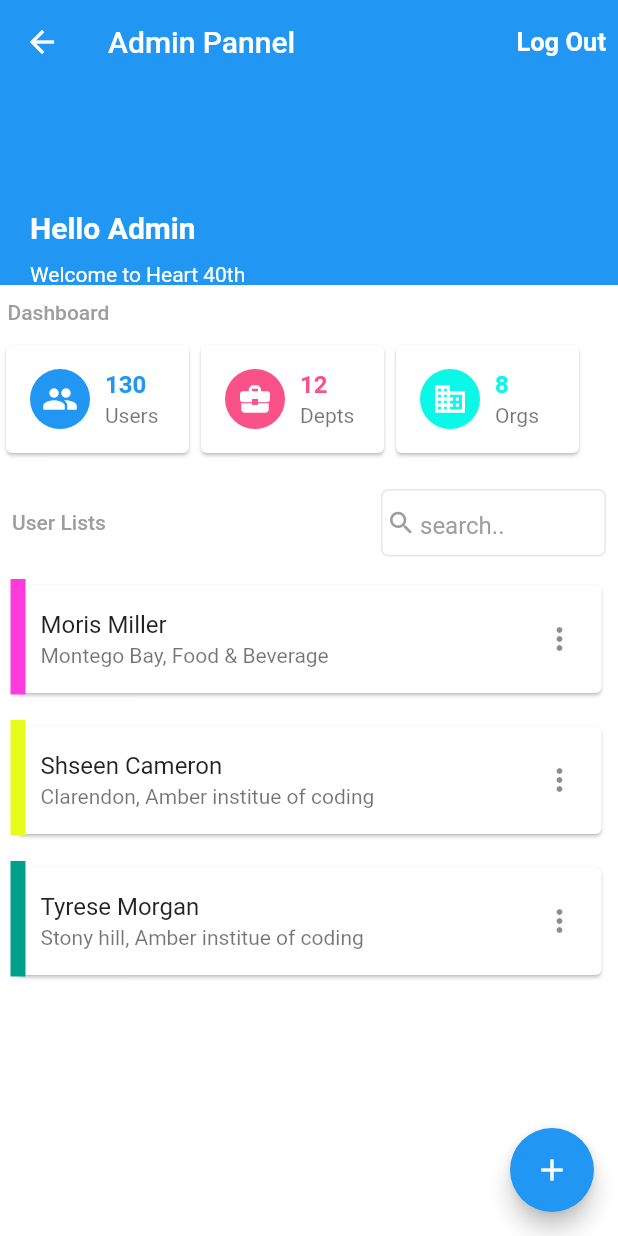
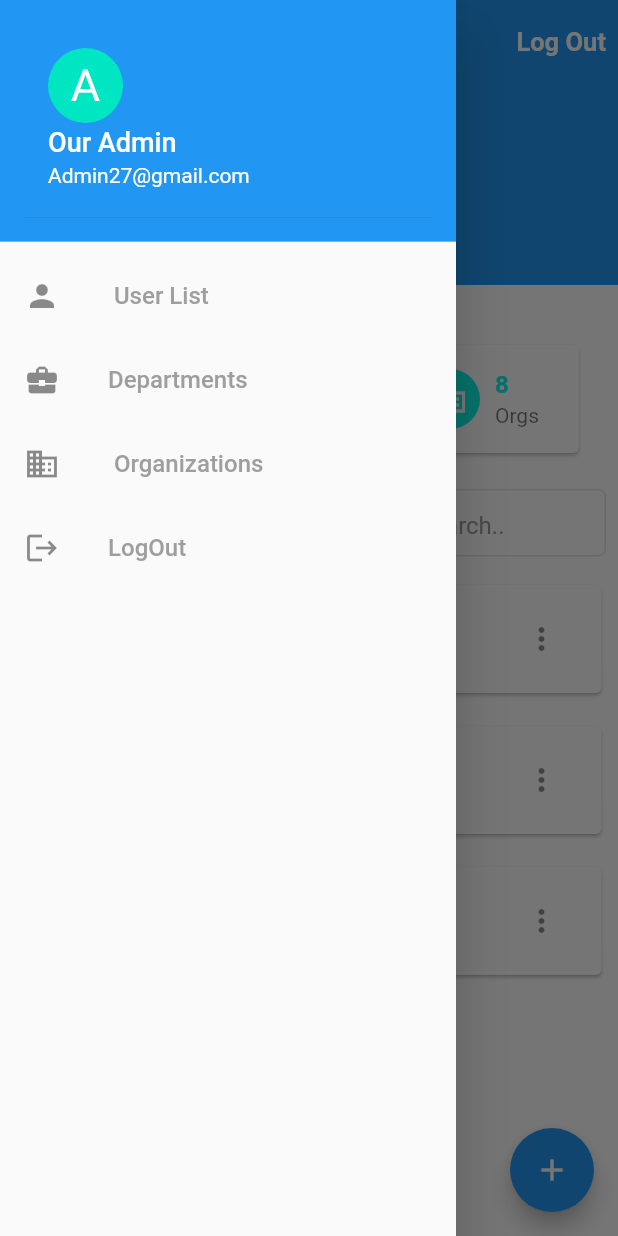
Before and after one commit to The-Azure-Coder/heart_anniversary_app, a Flutter app: the AdminPage screen opened directly, with the side drawer open (before the commit the screen has no drawer), on a phone screen of 412 x 824 dp. Run offline on Flutter 3.47's test engine with Material 2 defaults, Android fonts, the phone set to English and light mode, and no system bars; our stand-ins replace flutter_secure_storage; accounts and stored records are empty.

Commit message:
admin drawer admin section updated and department

```diff
--- a/lib/main.dart
+++ b/lib/main.dart
@@ -12,7 +12,7 @@ class MyApp extends StatelessWidget {
   Widget build(BuildContext context) {
     return const MaterialApp(
       debugShowCheckedModeBanner: false,
-      home: HomePage(),
+      home: AdminPage(),
     );
   }
 }
--- a/lib/screens/admin.dart
+++ b/lib/screens/admin.dart
@@ -1,4 +1,5 @@
 import 'package:flutter/material.dart';
+import 'package:heart_registration_app/widgets/admin_drawer.dart';
 import 'package:heart_registration_app/widgets/dropdown.dart';
 
 class AdminPage extends StatefulWidget {
@@ -13,11 +14,13 @@ class _AdminPageState extends State<AdminPage> {
   Widget build(BuildContext context) {
     var screenSize = MediaQuery.of(context).size;
     return Scaffold(
+        drawer: const AdminDrawer(),
         floatingActionButtonLocation: FloatingActionButtonLocation.endFloat,
         backgroundColor: Colors.white,
         appBar: PreferredSize(
           preferredSize: const Size.fromHeight(190),
           child: AppBar(
+            titleSpacing: 0,
             elevation: 0.0,
             title: const Text(
               'Admin Pannel',
@@ -191,12 +194,25 @@ class _AdminPageState extends State<AdminPage> {
               padding: const EdgeInsets.all(7),
               child: Stack(
                 children: [
-                  const Card(
+                  Card(
                     child: ListTile(
-                      title: Text('Moris Miller'),
-                      subtitle: Text('Montego Bay, Food & Beverage'),
-                      trailing: Icon(Icons.more_vert),
-                    ),
+                        title: const Text('Moris Miller'),
+                        subtitle: const Text('Montego Bay, Food & Beverage'),
+                        trailing: PopupMenuButton(
+                          itemBuilder: (context) {
+                            return [
+                              const PopupMenuItem(
+                                value: 'edit',
+                                child: Text('Edit'),
+                              ),
+                              const PopupMenuItem(
+                                value: 'delete',
+                                child: Text('Delete'),
+                              )
+                            ];
+                          },
+                          onSelected: (String value) {},
+                        )),
                   ),
                   Container(
                     color: const Color.fromARGB(255, 255, 59, 222),
@@ -210,12 +226,26 @@ class _AdminPageState extends State<AdminPage> {
               padding: const EdgeInsets.all(7),
               child: Stack(
                 children: [
-                  const Card(
+                  Card(
                     child: ListTile(
-                      title: Text('Shseen Cameron'),
-                      subtitle: Text('Clarendon, Amber institue of coding'),
-                      trailing: Icon(Icons.more_vert),
-                    ),
+                        title: const Text('Shseen Cameron'),
+                        subtitle:
+                            const Text('Clarendon, Amber institue of coding'),
+                        trailing: PopupMenuButton(
+                          itemBuilder: (context) {
+                            return [
+                              const PopupMenuItem(
+                                value: 'edit',
+                                child: Text('Edit'),
+                              ),
+                              const PopupMenuItem(
+                                value: 'delete',
+                                child: Text('Delete'),
+                              )
+                            ];
+                          },
+                          onSelected: (String value) {},
+                        )),
                   ),
                   Container(
                     color: const Color.fromARGB(255, 230, 252, 28),
@@ -229,12 +259,26 @@ class _AdminPageState extends State<AdminPage> {
               padding: const EdgeInsets.all(7),
               child: Stack(
                 children: [
-                  const Card(
+                  Card(
                     child: ListTile(
-                      title: Text('Tyrese Morgan'),
-                      subtitle: Text('Stony hill, Amber institue of coding'),
-                      trailing: Icon(Icons.more_vert),
-                    ),
+                        title: const Text('Tyrese Morgan'),
+                        subtitle:
+                            const Text('Stony hill, Amber institue of coding'),
+                        trailing: PopupMenuButton(
+                          itemBuilder: (context) {
+                            return [
+                              const PopupMenuItem(
+                                value: 'edit',
+                                child: Text('Edit'),
+                              ),
+                              const PopupMenuItem(
+                                value: 'delete',
+                                child: Text('Delete'),
+                              )
+                            ];
+                          },
+                          onSelected: (String value) {},
+                        )),
                   ),
                   Container(
                     color: const Color.fromARGB(255, 0, 160, 141),
--- /dev/null
+++ b/lib/widgets/admin_drawer.dart
@@ -0,0 +1,93 @@
+import 'package:flutter/material.dart';
+import 'package:heart_registration_app/screens/admin.dart';
+import 'package:heart_registration_app/screens/department.dart';
+
+class AdminDrawer extends StatefulWidget {
+  const AdminDrawer({super.key});
+
+  @override
+  State<AdminDrawer> createState() => _AdminDrawerState();
+}
+
+class _AdminDrawerState extends State<AdminDrawer> {
+  @override
+  Widget build(BuildContext context) {
+    return Container(
+      child: Drawer(
+        child: ListView(
+          padding: const EdgeInsets.all(0),
+          children: [
+            const DrawerHeader(
+              decoration: BoxDecoration(
+                color: Colors.blue,
+              ), //BoxDecoration
+              child: UserAccountsDrawerHeader(
+                decoration: BoxDecoration(color: Colors.blue),
+                accountName: Text(
+                  "Our Admin",
+                  style: TextStyle(fontSize: 18),
+                ),
+                accountEmail: Text("Admin27@gmail.com"),
+                currentAccountPictureSize: Size.square(50),
+                currentAccountPicture: CircleAvatar(
+                  backgroundColor: Color.fromARGB(255, 0, 229, 194),
+                  child: Text(
+                    "A",
+                    style: TextStyle(fontSize: 30.0, color: Colors.white),
+                  ), //Text
+                ), //circleAvatar
+              ), //UserAccountDrawerHeader
+            ), //DrawerHeader
+            ListTile(
+              leading: const Icon(Icons.person),
+              title: const Text(
+                ' User List',
+                style: TextStyle(fontSize: 16, color: Colors.grey),
+              ),
+              onTap: () {
+                Navigator.push(
+                  context,
+                  MaterialPageRoute(builder: (context) => const AdminPage()),
+                );
+              },
+            ),
+            ListTile(
+              leading: const Icon(Icons.business_center),
+              title: const Text(
+                'Departments ',
+                style: TextStyle(fontSize: 16, color: Colors.grey),
+              ),
+              onTap: () {
+                Navigator.push(
+                  context,
+                  MaterialPageRoute(
+                      builder: (context) => const DepartmentPage()),
+                );
+              },
+            ),
+            ListTile(
+              leading: const Icon(Icons.business),
+              title: const Text(
+                ' Organizations ',
+                style: TextStyle(fontSize: 16, color: Colors.grey),
+              ),
+              onTap: () {
+                Navigator.pop(context);
+              },
+            ),
+            ListTile(
+              leading: const Icon(Icons.logout),
+              title: const Text(
+                'LogOut',
+                style: TextStyle(fontSize: 16, color: Colors.grey),
+              ),
+              onTap: () {
+                Navigator.pop(context);
+              },
+            ),
+          ],
+        ),
+      ),
+    );
+  }
+}
```
Also changed, not shown: lib/screens/department.dart (added, +270 -0 lines), lib/widgets/pop_up.dart (added, +37 -0 lines).
